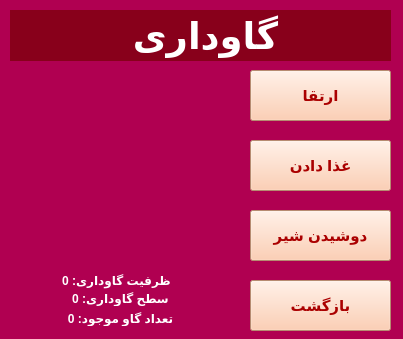
This is CowHome.ui in Mahdi-Ghasemii/AP_Project as Qt 5 draws it before an edit. The edited form follows.
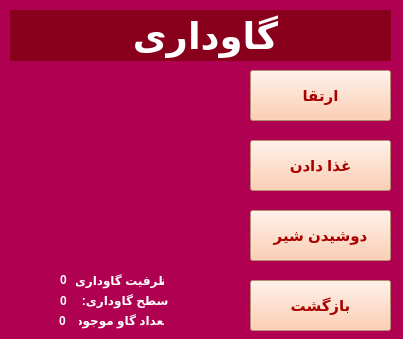
This is the edited form. Icons and pictures are not drawn.

Commit message: animalsHome completed

Patch:
```diff
--- a/CowHome.ui
+++ b/CowHome.ui
@@ -132,81 +132,6 @@
      <string>بازگشت</string>
     </property>
    </widget>
-   <widget class="QLabel" name="label_3">
-    <property name="geometry">
-     <rect>
-      <x>20</x>
-      <y>290</y>
-      <width>201</width>
-      <height>16</height>
-     </rect>
-    </property>
-    <property name="font">
-     <font>
-      <weight>75</weight>
-      <bold>true</bold>
-     </font>
-    </property>
-    <property name="styleSheet">
-     <string notr="true">color: rgb(255, 255, 255);</string>
-    </property>
-    <property name="text">
-     <string>سطح گاوداری: 0</string>
-    </property>
-    <property name="alignment">
-     <set>Qt::AlignCenter</set>
-    </property>
-   </widget>
-   <widget class="QLabel" name="label_2">
-    <property name="geometry">
-     <rect>
-      <x>16</x>
-      <y>270</y>
-      <width>201</width>
-      <height>20</height>
-     </rect>
-    </property>
-    <property name="font">
-     <font>
-      <weight>75</weight>
-      <bold>true</bold>
-     </font>
-    </property>
-    <property name="styleSheet">
-     <string notr="true">color: rgb(255, 255, 255);</string>
-    </property>
-    <property name="text">
-     <string>ظرفیت گاوداری: 0</string>
-    </property>
-    <property name="alignment">
-     <set>Qt::AlignCenter</set>
-    </property>
-   </widget>
-   <widget class="QLabel" name="label_4">
-    <property name="geometry">
-     <rect>
-      <x>20</x>
-      <y>310</y>
-      <width>201</width>
-      <height>16</height>
-     </rect>
-    </property>
-    <property name="font">
-     <font>
-      <weight>75</weight>
-      <bold>true</bold>
-     </font>
-    </property>
-    <property name="styleSheet">
-     <string notr="true">color: rgb(255, 255, 255);</string>
-    </property>
-    <property name="text">
-     <string>تعداد گاو موجود: 0</string>
-    </property>
-    <property name="alignment">
-     <set>Qt::AlignCenter</set>
-    </property>
-   </widget>
    <widget class="QLabel" name="label_5">
     <property name="geometry">
      <rect>
@@ -238,6 +163,147 @@
      <string>           گاوداری</string>
     </property>
    </widget>
+   <widget class="QLabel" name="label_3">
+    <property name="geometry">
+     <rect>
+      <x>73</x>
+      <y>290</y>
+      <width>101</width>
+      <height>20</height>
+     </rect>
+    </property>
+    <property name="font">
+     <font>
+      <weight>75</weight>
+      <bold>true</bold>
+     </font>
+    </property>
+    <property name="styleSheet">
+     <string notr="true">color: rgb(255, 255, 255);</string>
+    </property>
+    <property name="text">
+     <string>سطح گاوداری: </string>
+    </property>
+    <property name="alignment">
+     <set>Qt::AlignCenter</set>
+    </property>
+   </widget>
+   <widget class="QLabel" name="label_2">
+    <property name="geometry">
+     <rect>
+      <x>73</x>
+      <y>270</y>
+      <width>91</width>
+      <height>20</height>
+     </rect>
+    </property>
+    <property name="font">
+     <font>
+      <weight>75</weight>
+      <bold>true</bold>
+     </font>
+    </property>
+    <property name="styleSheet">
+     <string notr="true">color: rgb(255, 255, 255);</string>
+    </property>
+    <property name="text">
+     <string>ظرفیت گاوداری: </string>
+    </property>
+    <property name="alignment">
+     <set>Qt::AlignCenter</set>
+    </property>
+   </widget>
+   <widget class="QLabel" name="label_4">
+    <property name="geometry">
+     <rect>
+      <x>73</x>
+      <y>310</y>
+      <width>91</width>
+      <height>20</height>
+     </rect>
+    </property>
+    <property name="font">
+     <font>
+      <weight>75</weight>
+      <bold>true</bold>
+     </font>
+    </property>
+    <property name="styleSheet">
+     <string notr="true">color: rgb(255, 255, 255);</string>
+    </property>
+    <property name="text">
+     <string>تعداد گاو موجود: </string>
+    </property>
+    <property name="alignment">
+     <set>Qt::AlignCenter</set>
+    </property>
+   </widget>
+   <widget class="QLabel" name="stockanimal_lbl">
+    <property name="geometry">
+     <rect>
+      <x>59</x>
+      <y>310</y>
+      <width>20</width>
+      <height>21</height>
+     </rect>
+    </property>
+    <property name="font">
+     <font>
+      <weight>75</weight>
+      <bold>true</bold>
+     </font>
+    </property>
+    <property name="styleSheet">
+     <string notr="true">color: rgb(255, 255, 255);</string>
+    </property>
+    <property name="text">
+     <string>0</string>
+    </property>
+   </widget>
+   <widget class="QLabel" name="capacity_lbl">
+    <property name="geometry">
+     <rect>
+      <x>60</x>
+      <y>270</y>
+      <width>16</width>
+      <height>20</height>
+     </rect>
+    </property>
+    <property name="font">
+     <font>
+      <weight>75</weight>
+      <bold>true</bold>
+     </font>
+    </property>
+    <property name="styleSheet">
+     <string notr="true">color: rgb(255, 255, 255);</string>
+    </property>
+    <property name="text">
+     <string>0</string>
+    </property>
+   </widget>
+   <widget class="QLabel" name="level_lbl">
+    <property name="geometry">
+     <rect>
+      <x>60</x>
+      <y>290</y>
+      <width>16</width>
+      <height>21</height>
+     </rect>
+    </property>
+    <property name="font">
+     <font>
+      <weight>75</weight>
+      <bold>true</bold>
+     </font>
+    </property>
+    <property name="styleSheet">
+     <string notr="true">color: rgb(255, 255, 255);</string>
+    </property>
+    <property name="text">
+     <string>0</string>
+    </property>
+   </widget>
   </widget>
  </widget>
  <resources>
```
Left out of the diff: 2 changed lines with no effect on the pictures. The commit also changes 5 other files.
